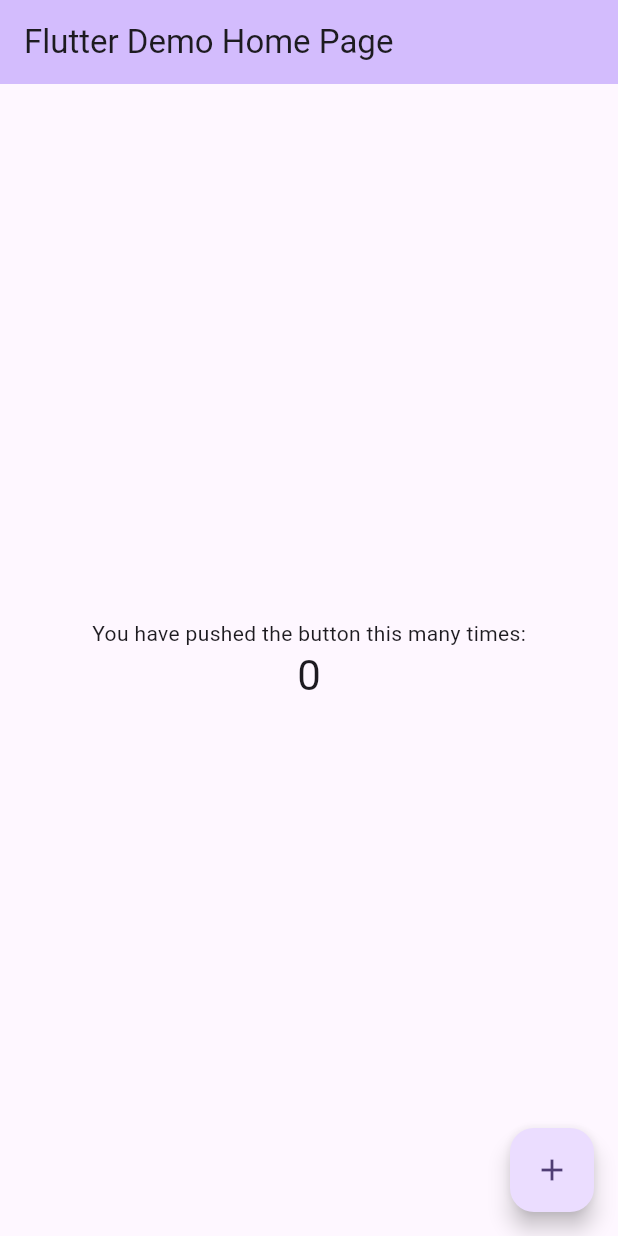
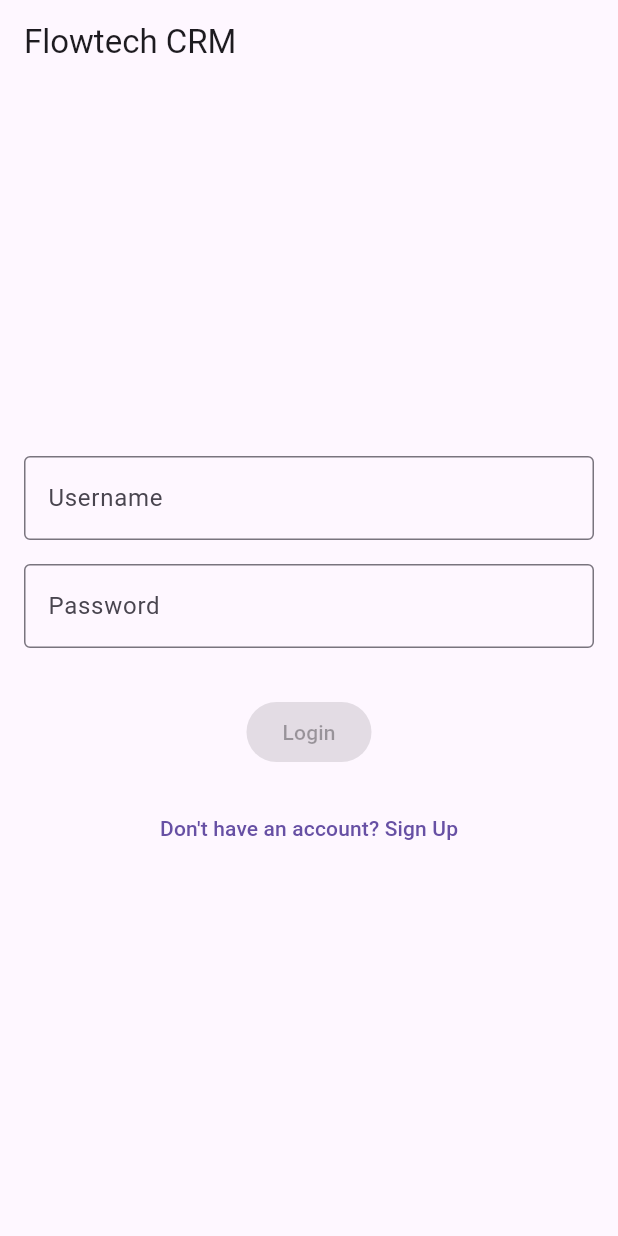
Before and after one commit to behnamjk/flowtech_crm_development, a Flutter app: the screen it shows after launch, on a phone screen of 412 x 824 dp. Run offline on Flutter 3.47's test engine with Material 3 defaults, Android fonts, the phone set to English and light mode, and no system bars.

```diff
--- a/lib/main.dart
+++ b/lib/main.dart
@@ -7,119 +7,135 @@ void main() {
 class MyApp extends StatelessWidget {
   const MyApp({super.key});
 
-  // This widget is the root of your application.
   @override
   Widget build(BuildContext context) {
     return MaterialApp(
-      title: 'Flutter Demo',
+      title: 'Flowtech Co',
       theme: ThemeData(
-        // This is the theme of your application.
-        //
-        // TRY THIS: Try running your application with "flutter run". You'll see
-        // the application has a purple toolbar. Then, without quitting the app,
-        // try changing the seedColor in the colorScheme below to Colors.green
-        // and then invoke "hot reload" (save your changes or press the "hot
-        // reload" button in a Flutter-supported IDE, or press "r" if you used
-        // the command line to start the app).
-        //
-        // Notice that the counter didn't reset back to zero; the application
-        // state is not lost during the reload. To reset the state, use hot
-        // restart instead.
-        //
-        // This works for code too, not just values: Most code changes can be
-        // tested with just a hot reload.
-        colorScheme: ColorScheme.fromSeed(seedColor: Colors.deepPurple),
-        useMaterial3: true,
+        primarySwatch: Colors.blue,
       ),
-      home: const MyHomePage(title: 'Flutter Demo Home Page'),
+      home: MyHomePage(title: 'Flowtech CRM'),
     );
   }
 }
 
 class MyHomePage extends StatefulWidget {
+  final String title;
+
   const MyHomePage({super.key, required this.title});
-
-  // This widget is the home page of your application. It is stateful, meaning
-  // that it has a State object (defined below) that contains fields that affect
-  // how it looks.
-
-  // This class is the configuration for the state. It holds the values (in this
-  // case the title) provided by the parent (in this case the App widget) and
-  // used by the build method of the State. Fields in a Widget subclass are
-  // always marked "final".
-
-  final String title;
 
   @override
   State<MyHomePage> createState() => _MyHomePageState();
 }
 
 class _MyHomePageState extends State<MyHomePage> {
-  int _counter = 0;
+  final TextEditingController usernameController = TextEditingController();
+  final TextEditingController passwordController = TextEditingController();
+  final TextEditingController emailController = TextEditingController();
+  final TextEditingController phoneNumberController = TextEditingController();
+  final TextEditingController countryController = TextEditingController();
 
-  void _incrementCounter() {
+  bool isLoginPage = true;
+
+  void toggleForm() {
     setState(() {
-      // This call to setState tells the Flutter framework that something has
-      // changed in this State, which causes it to rerun the build method below
-      // so that the display can reflect the updated values. If we changed
-      // _counter without calling setState(), then the build method would not be
-      // called again, and so nothing would appear to happen.
-      _counter++;
+      isLoginPage = !isLoginPage;
     });
+  }
+
+  void login() {
+    String username = usernameController.text;
+    String password = passwordController.text;
+    // Implement login logic here
+    print('Logging in with username: $username, password: $password');
+  }
+
+  void signup() {
+    String username = usernameController.text;
+    String password = passwordController.text;
+    // Implement signup logic here
+    print('Signing up with username: $username, password: $password');
   }
 
   @override
   Widget build(BuildContext context) {
-    // This method is rerun every time setState is called, for instance as done
-    // by the _incrementCounter method above.
-    //
-    // The Flutter framework has been optimized to make rerunning build methods
-    // fast, so that you can just rebuild anything that needs updating rather
-    // than having to individually change instances of widgets.
     return Scaffold(
       appBar: AppBar(
-        // TRY THIS: Try changing the color here to a specific color (to
-        // Colors.amber, perhaps?) and trigger a hot reload to see the AppBar
-        // change color while the other colors stay the same.
-        backgroundColor: Theme.of(context).colorScheme.inversePrimary,
-        // Here we take the value from the MyHomePage object that was created by
-        // the App.build method, and use it to set our appbar title.
         title: Text(widget.title),
       ),
-      body: Center(
-        // Center is a layout widget. It takes a single child and positions it
-        // in the middle of the parent.
+      body: Padding(
+        padding: const EdgeInsets.all(16.0),
         child: Column(
-          // Column is also a layout widget. It takes a list of children and
-          // arranges them vertically. By default, it sizes itself to fit its
-          // children horizontally, and tries to be as tall as its parent.
-          //
-          // Column has various properties to control how it sizes itself and
-          // how it positions its children. Here we use mainAxisAlignment to
-          // center the children vertically; the main axis here is the vertical
-          // axis because Columns are vertical (the cross axis would be
-          // horizontal).
-          //
-          // TRY THIS: Invoke "debug painting" (choose the "Toggle Debug Paint"
-          // action in the IDE, or press "p" in the console), to see the
-          // wireframe for each widget.
           mainAxisAlignment: MainAxisAlignment.center,
-          children: <Widget>[
-            const Text(
-              'You have pushed the button this many times:',
+          children: [
+            TextField(
+              controller: usernameController,
+              decoration: InputDecoration(
+                labelText: 'Username',
+                border: OutlineInputBorder(),
+              ),
             ),
-            Text(
-              '$_counter',
-              style: Theme.of(context).textTheme.headlineMedium,
+            const SizedBox(height: 16.0),
+            TextField(
+              controller: passwordController,
+              obscureText: true,
+              decoration: InputDecoration(
+                labelText: 'Password',
+                border: OutlineInputBorder(),
+              ),
+            ),
+            const SizedBox(height: 16.0),
+            Visibility(
+              visible: !isLoginPage,
+              child: Column(
+                children: [
+                  TextField(
+                    controller: emailController,
+                    decoration: InputDecoration(
+                      labelText: 'Email',
+                      border: OutlineInputBorder(),
+                    ),
+                  ),
+                  const SizedBox(height: 16.0),
+                  TextField(
+                    controller: phoneNumberController,
+                    decoration: InputDecoration(
+                      labelText: 'Phone Number',
+                      border: OutlineInputBorder(),
+                    ),
+                  ),
+                  const SizedBox(height: 16.0),
+                  TextField(
+                    controller: countryController,
+                    decoration: InputDecoration(
+                      labelText: 'Country',
+                      border: OutlineInputBorder(),
+                    ),
+                  ),
+                ],
+              ),
+            ),
+            const SizedBox(height: 16.0),
+            ElevatedButton(
+              onPressed: usernameController.text.isEmpty || passwordController.text.isEmpty
+                  ? null
+                  : isLoginPage ? login : signup,
+              child: Text(isLoginPage ? 'Login' : 'Sign Up'),
+              style: ElevatedButton.styleFrom(
+                backgroundColor: Colors.blue,
+                foregroundColor: Colors.white,
+              ),
+            ),
+            const SizedBox(height: 16.0),
+            TextButton(
+              onPressed: toggleForm,
+              child: Text(isLoginPage
+                  ? 'Don\'t have an account? Sign Up'
+                  : 'Already have an account? Log In'),
             ),
           ],
         ),
       ),
-      floatingActionButton: FloatingActionButton(
-        onPressed: _incrementCounter,
-        tooltip: 'Increment',
-        child: const Icon(Icons.add),
-      ), // This trailing comma makes auto-formatting nicer for build methods.
     );
   }
 }
```
Also changed, not shown: 1 other file.
